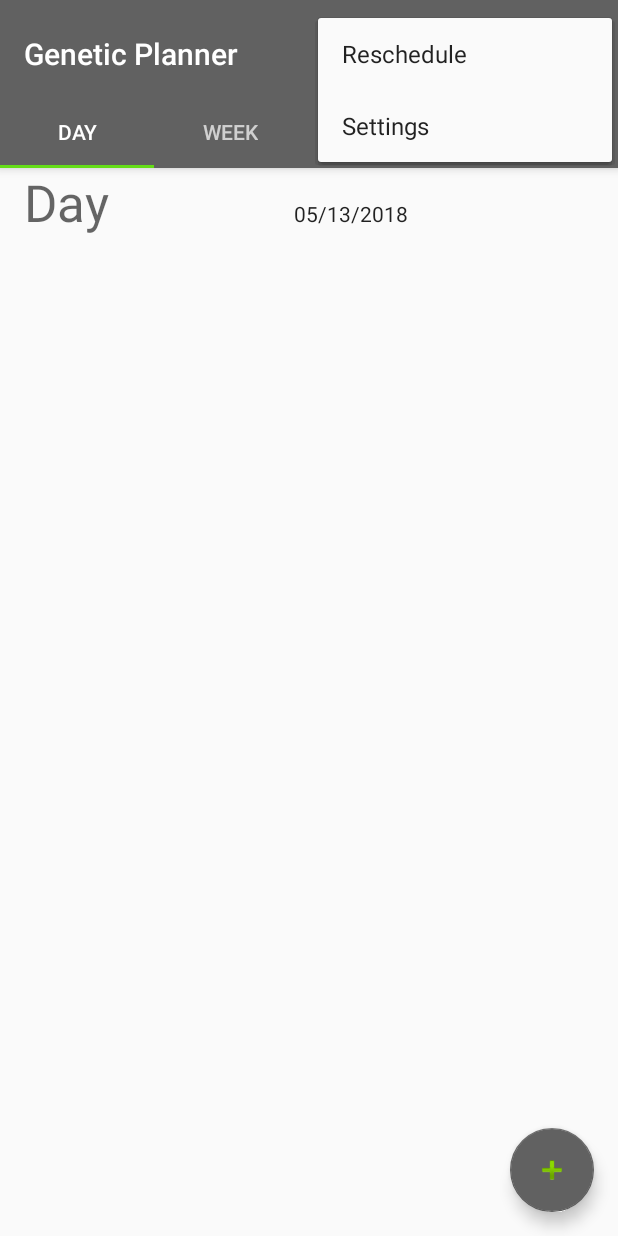
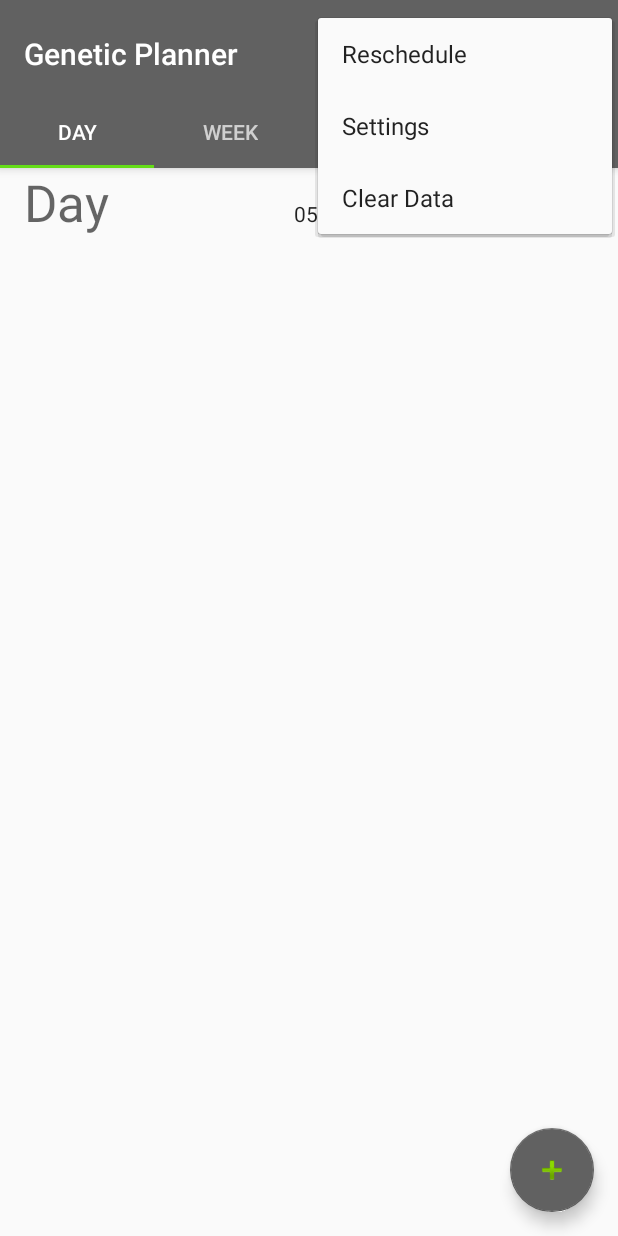
Before and after one commit to Bikecicle/genetic-planner-android, an Android app: the screen it shows after launch (MainActivity), with the options menu open, on a phone screen of 412 x 824 dp. Run offline under Robolectric (Android 15) with nearby library versions, the phone set to English and light mode, and no system bars; our stand-ins replace Room's generated code; pictures from the network do not load.

```diff
--- a/app/src/main/java/planner/external/android/MainActivity.java
+++ b/app/src/main/java/planner/external/android/MainActivity.java
@@ -15,6 +15,7 @@ import android.os.Bundle;
 import android.view.Menu;
 import android.view.MenuItem;
 import android.view.View;
+import android.widget.Toast;
 
 import planner.internal.core.PlanningAssistant;
 import planner.internal.data.RoomDBAndroid;
@@ -35,13 +36,14 @@ public class MainActivity extends AppCompatActivity implements NoteListFragment.
      * The {@link ViewPager} that will host the section contents.
      */
     private ViewPager mViewPager;
+    private PlanningAssistant planningAssistant;
 
     @Override
     protected void onCreate(Bundle savedInstanceState) {
         super.onCreate(savedInstanceState);
         setContentView(R.layout.activity_main);
 
-        PlanningAssistant planningAssistant = PlanningAssistant.getInstance(new RoomDBAndroid(this, false));
+        planningAssistant = PlanningAssistant.getInstance(new RoomDBAndroid(this, false));
 
         Toolbar toolbar = findViewById(R.id.main_toolbar);
         setSupportActionBar(toolbar);
@@ -86,6 +88,12 @@ public class MainActivity extends AppCompatActivity implements NoteListFragment.
         //noinspection SimplifiableIfStatement
         if (id == R.id.action_settings) {
             return true;
+        } else if (id == R.id.action_reschedule) {
+            planningAssistant.planSchedule();
+            return true;
+        } else if (id == R.id.action_clear) {
+            planningAssistant.clean();
+            return true;
         }
 
         return super.onOptionsItemSelected(item);
--- a/app/src/main/java/planner/internal/data/NoteEntity.java
+++ b/app/src/main/java/planner/internal/data/NoteEntity.java
@@ -23,9 +23,8 @@ public class NoteEntity {
     public String details;
     public long start;
     public long duration;
+    public int parentId;
 
-    int parentId;
-
-    NoteEntity() {
+    public NoteEntity() {
     }
 }
--- a/app/src/main/res/menu/menu_main.xml
+++ b/app/src/main/res/menu/menu_main.xml
@@ -4,12 +4,16 @@
     tools:context="planner.external.android.MainActivity">
     <item
         android:id="@+id/action_reschedule"
-        android:orderInCategory="100"
+        android:orderInCategory="101"
         android:title="@string/action_reschedule"
         app:showAsAction="never" />
     <item
         android:id="@+id/action_settings"
-        android:orderInCategory="100"
+        android:orderInCategory="101"
         android:title="@string/action_settings"
         app:showAsAction="never" />
+    <item
+        android:id="@+id/action_clear"
+        android:orderInCategory="102"
+        android:title="@string/clear_data" />
 </menu>
--- a/app/src/main/res/values/strings.xml
+++ b/app/src/main/res/values/strings.xml
@@ -95,5 +95,6 @@
     <string name="duration">Duration</string>
     <string name="time_colon">:</string>
     <string name="add">Add</string>
+    <string name="clear_data">Clear Data</string>
 
 </resources>
```
Also changed, not shown: app/src/main/java/planner/internal/data/RoomDBAndroid.java (+25 -12 lines), app/src/main/java/planner/internal/item/Note.java (+12 -5 lines).
